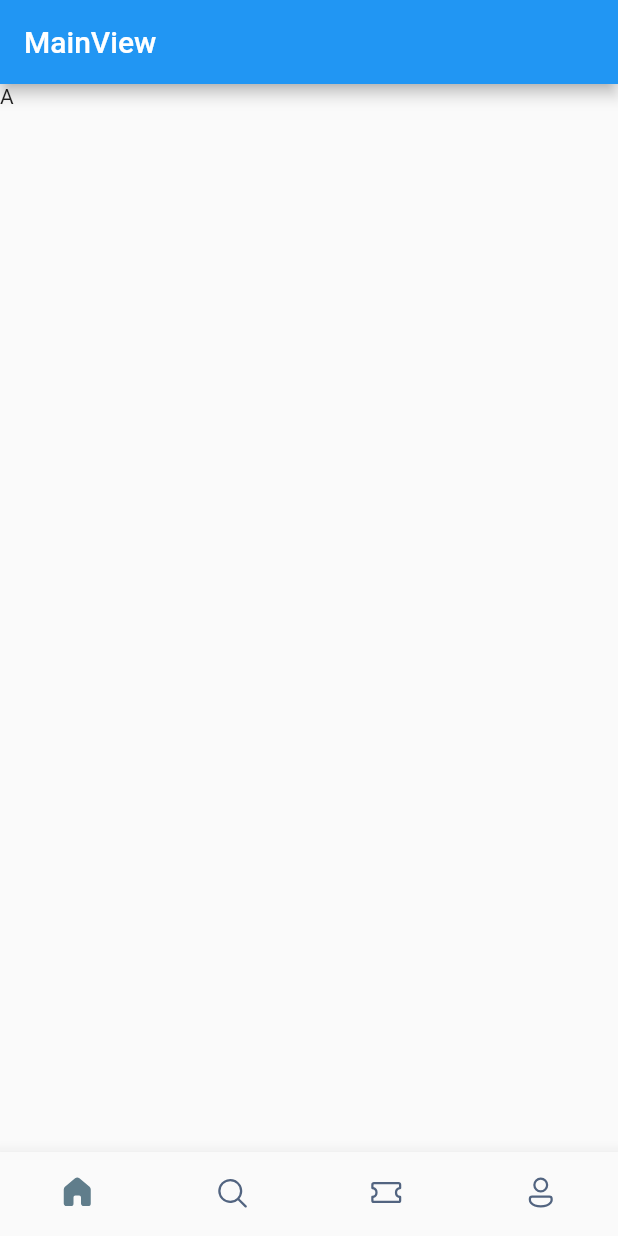
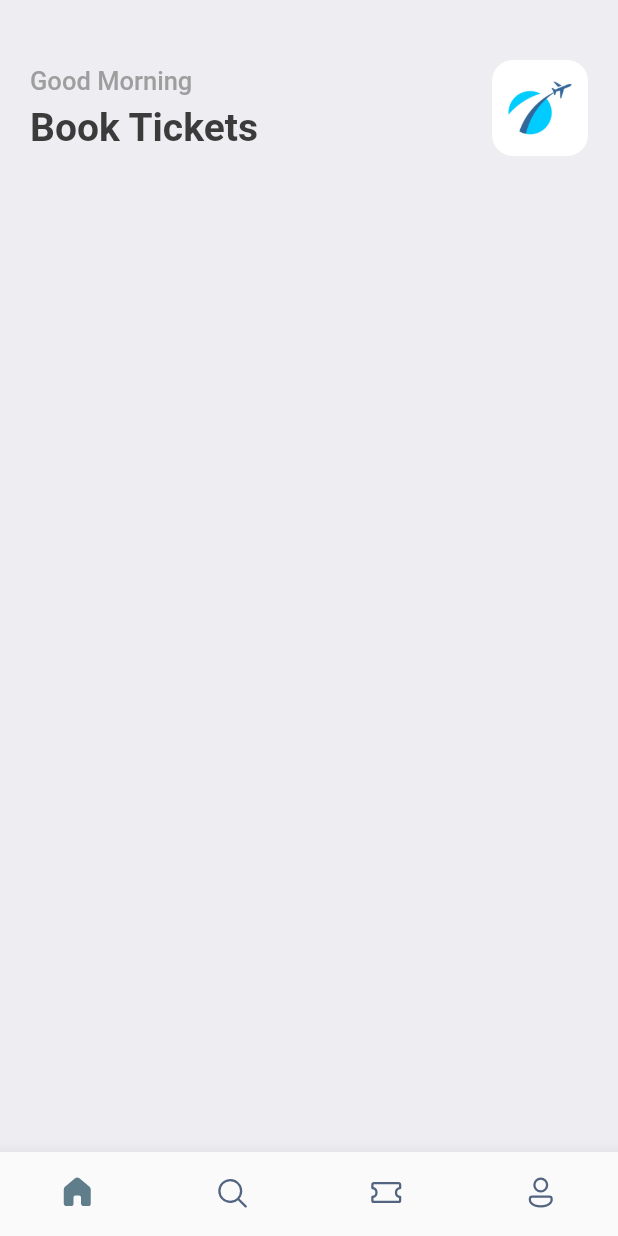
Before and after one commit to DIMAAGR/air_booking_app, a Flutter app: the screen it shows after launch, on a phone screen of 412 x 824 dp. Run offline on Flutter 3.47's test engine with Material 2 defaults, Android fonts, the phone set to English and light mode, and no system bars; our stand-ins replace fluentui_icons, flutter_mobx, flutter_modular, get_it, mobx; generated files the repository leaves out were written again.

Commit message:
developing home_view

```diff
--- /dev/null
+++ b/lib/src/module/home/view/home_view.dart
@@ -0,0 +1,55 @@
+import 'package:air_booking_app/src/core/theme/app_theme.dart';
+import 'package:air_booking_app/src/shared/widgets/gaps.dart';
+import 'package:flutter/material.dart';
+
+class HomeView extends StatefulWidget {
+  const HomeView({super.key});
+
+  @override
+  State<HomeView> createState() => _HomeViewState();
+}
+
+class _HomeViewState extends State<HomeView> {
+  @override
+  Widget build(BuildContext context) {
+    return Scaffold(
+      backgroundColor: AppTheme.colors.backgroundColor,
+      body: ListView(
+        children: [
+          Container(
+            padding: EdgeInsets.symmetric(horizontal: AppTheme.padding.defaultViewPadding),
+            child: Column(
+              children: [
+                HeightGaps.size40,
+                Row(
+                  mainAxisAlignment: MainAxisAlignment.spaceBetween,
+                  children: [
+                    Column(
+                      crossAxisAlignment: CrossAxisAlignment.start,
+                      children: [
+                        Text('Good Morning', style: AppTheme.textStyles.headLineStyle3),
+                        HeightGaps.size6,
+                        Text('Book Tickets', style: AppTheme.textStyles.headLineStyle1),
+                      ],
+                    ),
+                    Container(
+                      width: 64,
+                      height: 64,
+                      decoration: BoxDecoration(
+                        borderRadius: BorderRadius.circular(AppTheme.borderSize.size14),
+                        image: DecorationImage(
+                          fit: BoxFit.cover,
+                          image: AssetImage(AppTheme.images.logo),
+                        ),
+                      ),
+                    ),
+                  ],
+                ),
+              ],
+            ),
+          ),
+        ],
+      ),
+    );
+  }
+}
--- a/lib/src/module/main_page/view/main_page_view.dart
+++ b/lib/src/module/main_page/view/main_page_view.dart
@@ -1,8 +1,7 @@
+import 'package:air_booking_app/src/module/home/view/home_view.dart';
 import 'package:air_booking_app/src/module/main_page/store/main_page_store.dart';
 import 'package:air_booking_app/src/module/main_page/widget/bottom_bar.dart';
 import 'package:flutter/material.dart';
-import 'package:flutter/src/widgets/container.dart';
-import 'package:flutter/src/widgets/framework.dart';
 import 'package:flutter_mobx/flutter_mobx.dart';
 import 'package:get_it/get_it.dart';
 
@@ -15,8 +14,9 @@ class MainPageView extends StatefulWidget {
 
 class _MainPageViewState extends State<MainPageView> {
   final MainPageStore _mainPageStore = GetIt.I<MainPageStore>();
-  final List<Widget> _options = const [
-    Text('A'),
+
+  final List<Widget> _pageList = const [
+    HomeView(),
     Text('B'),
     Text('C'),
     Text('D'),
@@ -25,11 +25,8 @@ class _MainPageViewState extends State<MainPageView> {
   @override
   Widget build(BuildContext context) {
     return Scaffold(
-      appBar: AppBar(title: const Text('MainView')),
       body: Observer(
-        builder: (context) {
-          return _options[_mainPageStore.selectedIndex];
-        },
+        builder: (context) => _pageList[_mainPageStore.selectedIndex],
       ),
       bottomNavigationBar: const ApplicationBottomBar(),
     );
--- a/lib/src/module/main_page/widget/bottom_bar.dart
+++ b/lib/src/module/main_page/widget/bottom_bar.dart
@@ -4,7 +4,6 @@ import 'package:fluentui_icons/fluentui_icons.dart';
 import 'package:flutter/material.dart';
 import 'package:flutter_mobx/flutter_mobx.dart';
 import 'package:get_it/get_it.dart';
-import 'package:mobx/mobx.dart';
 
 class ApplicationBottomBar extends StatelessWidget {
   const ApplicationBottomBar({super.key});
--- a/lib/src/module/test_view/test_view.dart
+++ /dev/null
@@ -1,18 +0,0 @@
-import 'package:air_booking_app/src/module/main_page/widget/bottom_bar.dart';
-import 'package:flutter/material.dart';
-
-class TestView extends StatelessWidget {
-  const TestView({super.key});
-
-  final Text testMessage = const Text('It\'s a test view!');
-
-  @override
-  Widget build(BuildContext context) {
-    debugPrint('It\'s a test view message from you console!');
-    return Scaffold(
-      appBar: AppBar(title: testMessage),
-      body: Center(child: testMessage),
-      bottomNavigationBar: const ApplicationBottomBar(),
-    );
-  }
-}
```
